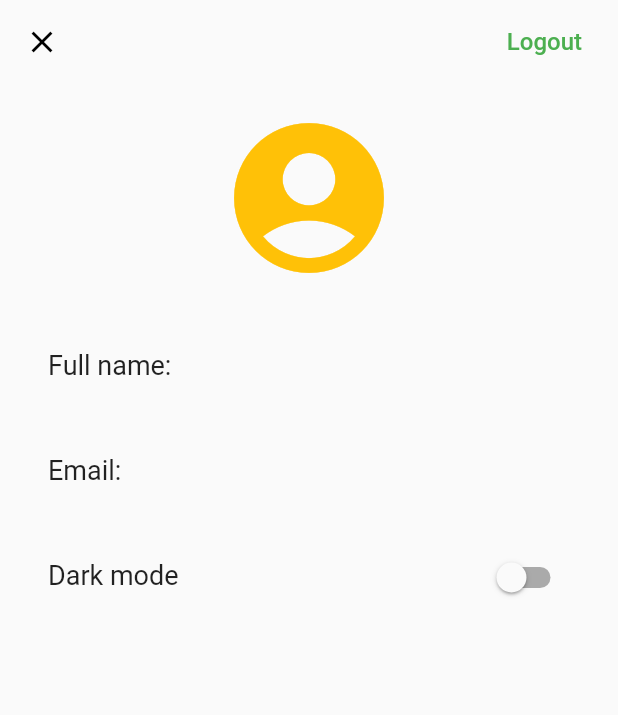
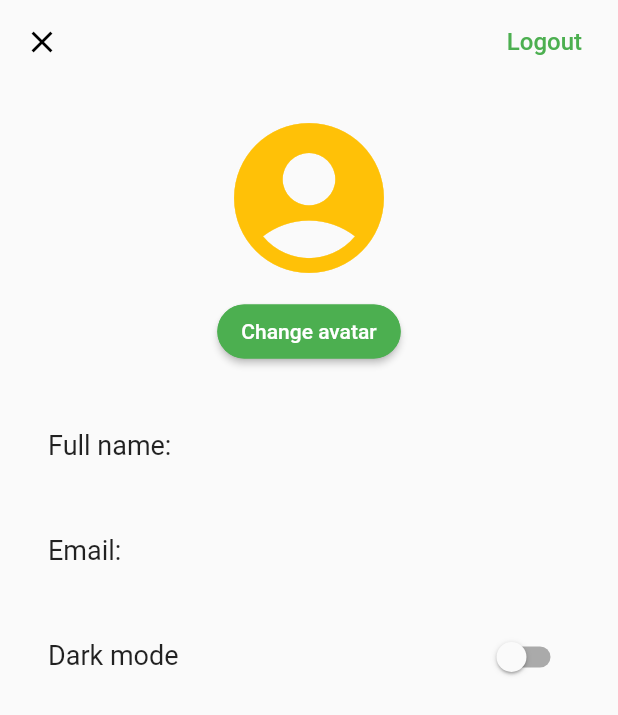
Before and after one commit to ElectricGoal/ChatApp, a Flutter app: the ProfileScreen screen opened directly with empty values, on a phone screen of 412 x 824 dp. Shown: the top 715 px of the screen. Run offline on Flutter 3.47's test engine with Material 2 defaults, Android fonts, the phone set to English and light mode, and no system bars; our stand-ins replace cloud_firestore, firebase_auth, firebase_core, fluttertoast, image_picker, modal_progress_hud_nsn; accounts and stored records are empty.

```diff
--- a/src/lib/screens/profile_screen.dart
+++ b/src/lib/screens/profile_screen.dart
@@ -1,7 +1,10 @@
+import 'dart:io';
+
 import 'package:firebase_auth/firebase_auth.dart';
 import 'package:flutter/material.dart';
 import 'package:chat_app/models/models.dart';
 import 'package:chat_app/screens/screens.dart';
+import 'package:image_picker/image_picker.dart';
 import 'package:provider/provider.dart';
 
 class ProfileScreen extends StatefulWidget {
@@ -24,6 +27,8 @@ class ProfileScreen extends StatefulWidget {
 }
 
 class _ProfileScreenState extends State<ProfileScreen> {
+  final ImagePicker _picker = ImagePicker();
+  var _image;
   @override
   Widget build(BuildContext context) {
     return Scaffold(
@@ -65,11 +70,28 @@ class _ProfileScreenState extends State<ProfileScreen> {
   Widget buildProfile() {
     return Column(
       children: [
-        const Icon(
-          Icons.account_circle,
-          size: 120,
-          color: Colors.amber,
+        _image == null
+            ? const Icon(
+                Icons.account_circle,
+                //size: 120,
+                size: 120,
+                color: Colors.amber,
+              )
+            : Container(
+                height: 120,
+                width: 120,
+                decoration: BoxDecoration(
+                  shape: BoxShape.circle,
+                  image: DecorationImage(
+                    fit: BoxFit.cover,
+                    image: FileImage(_image),
+                  ),
+                ),
+              ),
+        const SizedBox(
+          height: 5,
         ),
+        buildChangeAvatarButton(),
         const SizedBox(
           height: 25,
         ),
@@ -127,6 +149,41 @@ class _ProfileScreenState extends State<ProfileScreen> {
     );
   }
 
+  Widget buildChangeAvatarButton() {
+    return ElevatedButton(
+      child: const Text(
+        'Change avatar',
+        style: TextStyle(
+          fontSize: 14,
+        ),
+      ),
+      style: ButtonStyle(
+        foregroundColor: MaterialStateProperty.all<Color>(Colors.white),
+        backgroundColor: MaterialStateProperty.all<Color>(Colors.green),
+        shape: MaterialStateProperty.all<RoundedRectangleBorder>(
+          RoundedRectangleBorder(
+            borderRadius: BorderRadius.circular(18),
+            side: const BorderSide(
+              color: Colors.green,
+            ),
+          ),
+        ),
+      ),
+      onPressed: () {
+        pickImage();
+      },
+    );
+  }
+
+  Future<void> pickImage() async {
+    XFile? image = await _picker.pickImage(source: ImageSource.gallery);
+    if (image != null) {
+      setState(() {
+        _image = File(image.path);
+      });
+    }
+  }
+
   Widget buildDarkModeSwitch(BuildContext context) {
     return ListTile(
       leading: const Text(
--- a/src/pubspec.yaml
+++ b/src/pubspec.yaml
@@ -29,11 +29,13 @@ environment:
 dependencies:
   cloud_firestore: ^3.1.7
   cupertino_icons: ^1.0.2
+  file_picker: ^4.3.3
   firebase_auth: ^3.3.6
   firebase_core: ^1.12.0
   flutter:
     sdk: flutter
   fluttertoast: ^8.0.8
+  image_picker: ^0.8.4+8
   modal_progress_hud_nsn: ^0.1.0-nullsafety-1
   provider: ^6.0.2
 
```
Also changed, not shown: src/pubspec.lock.
